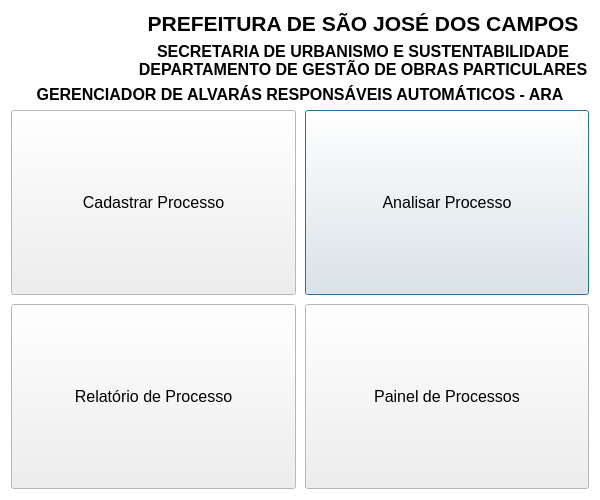
Above: ara_manager/ara_manager_dialog_base.ui from hiagoesc/GerenciadorARA before the change. Below: the same form after it.
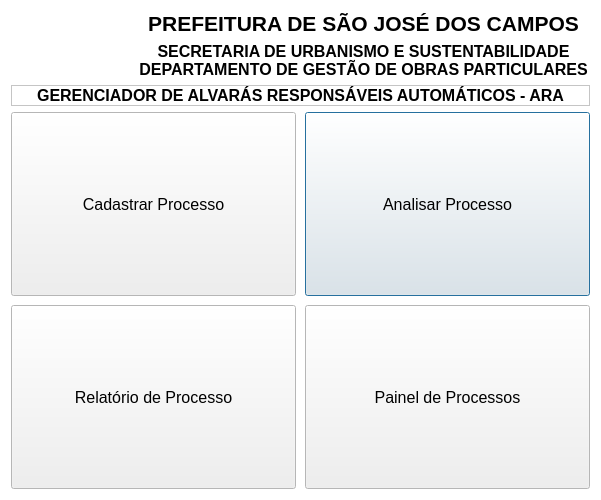
That is the form after the change. Icons and pictures are not drawn.

```diff
--- a/ara_manager/ara_manager_dialog_base.ui
+++ b/ara_manager/ara_manager_dialog_base.ui
@@ -6,7 +6,7 @@
    <rect>
     <x>0</x>
     <y>0</y>
-    <width>600</width>
+    <width>601</width>
     <height>500</height>
    </rect>
   </property>
@@ -195,6 +195,9 @@
          <bold>true</bold>
         </font>
        </property>
+       <property name="frameShape">
+        <enum>QFrame::StyledPanel</enum>
+       </property>
        <property name="text">
         <string>GERENCIADOR DE ALVARÁS RESPONSÁVEIS AUTOMÁTICOS - ARA</string>
        </property>
@@ -202,7 +205,7 @@
         <set>Qt::AlignCenter</set>
        </property>
        <property name="margin">
-        <number>10</number>
+        <number>5</number>
        </property>
       </widget>
      </item>
```
